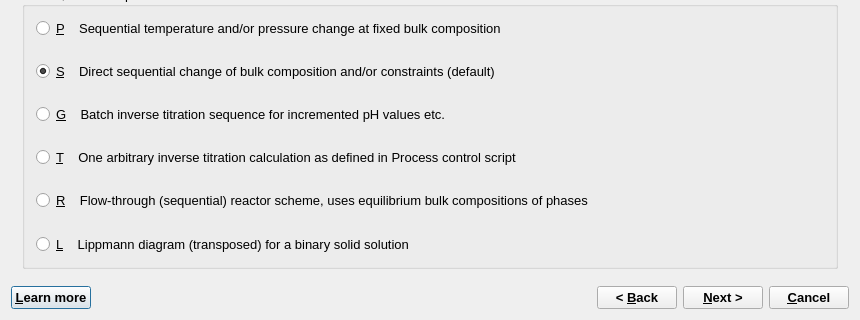
Before: the Qt Designer form GUI/Dialogs4/ProcessWizard4.ui in gemshub/GEMSGUI, drawn with Qt 5; both pictures show x 0 to 860 and y 315 to 635 of the 860 by 635 pixel window.
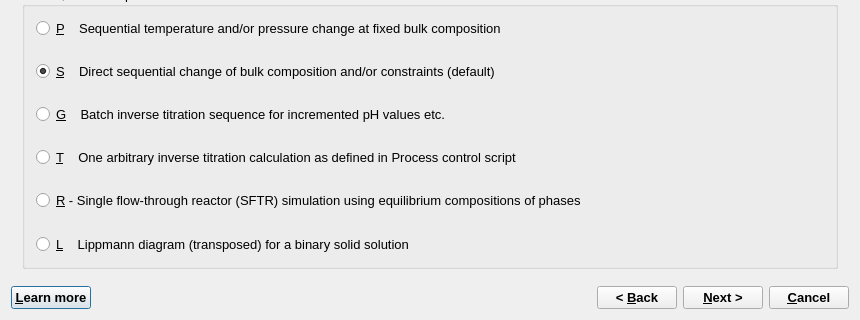
After: the same form once the commit is applied. The open tabs and pages were chosen to show the change.

Commit message: Improvements in Process wizard and help files for the SFTR (R) mode of process simulations.

```diff
--- a/GUI/Dialogs4/ProcessWizard4.ui
+++ b/GUI/Dialogs4/ProcessWizard4.ui
@@ -248,7 +248,7 @@
           <item>
            <widget class="QRadioButton" name="pselR">
             <property name="text">
-             <string>&amp;R    Flow-through (sequential) reactor scheme, uses equilibrium bulk compositions of phases</string>
+             <string>&amp;R - Single flow-through reactor (SFTR) simulation using equilibrium compositions of phases</string>
             </property>
             <property name="shortcut">
              <string>Alt+R</string>
```
Left out of the diff: 8 changed lines with no effect on the pictures. The commit also changes 3 other files.
